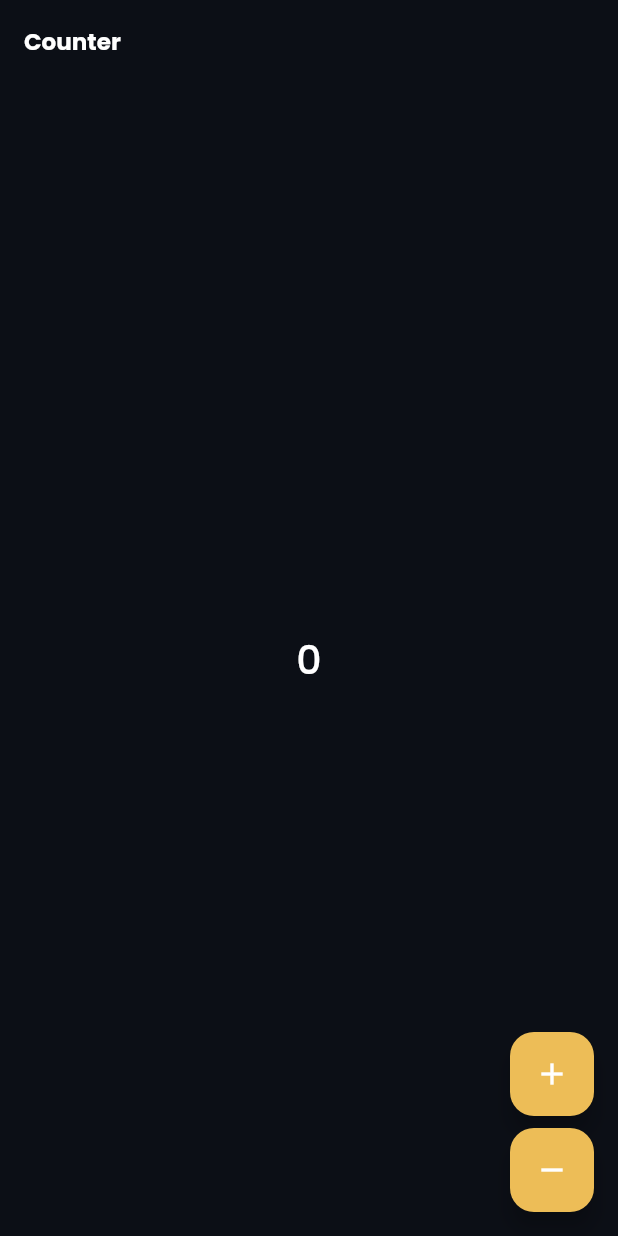
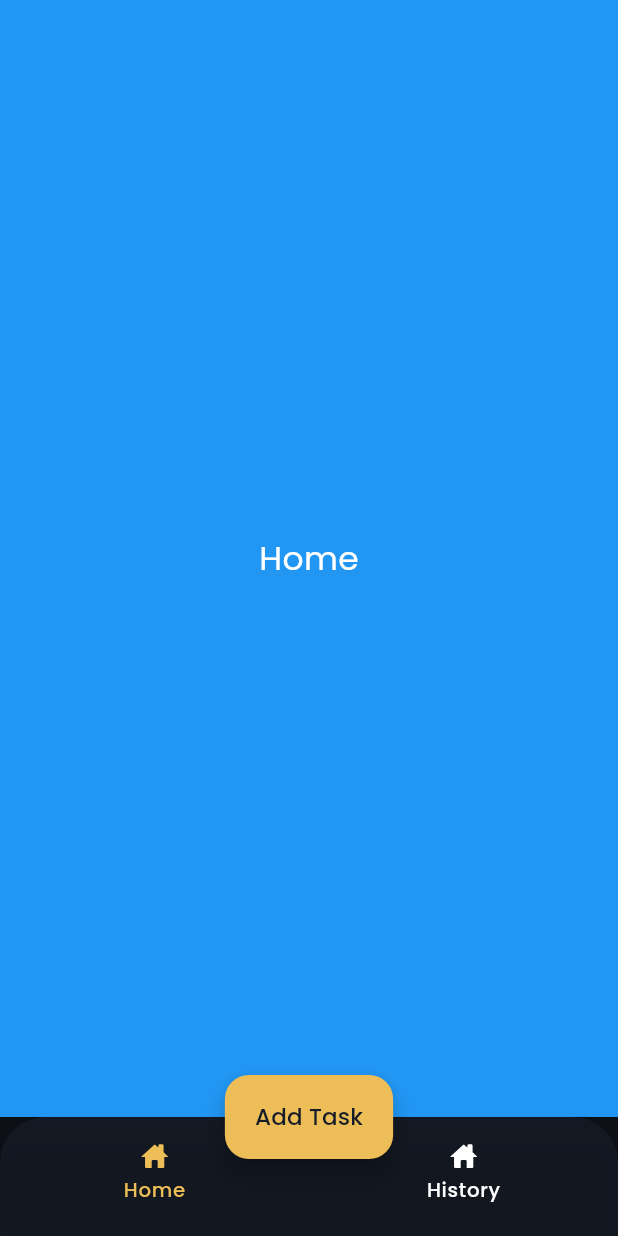
Before and after one commit to ShahSomething/Kanban-App, a Flutter app: the screen it shows after launch, on a phone screen of 412 x 824 dp. Run offline on Flutter 3.47's test engine with Material 3 defaults, Android fonts, the phone set to English and light mode, and no system bars; our stand-ins replace bloc, flutter_bloc, flutter_screenutil, flutter_svg, get_it, go_router and 1 more.

Commit message:
Navigation screen added

````diff
--- a/lib/app/view/app.dart
+++ b/lib/app/view/app.dart
@@ -3,7 +3,7 @@ import 'package:flutter_screenutil/flutter_screenutil.dart';
 import 'package:kanban/core/app_config.dart';
 import 'package:kanban/core/router/app_router.dart';
 import 'package:kanban/core/theme/app_theme.dart';
-import 'package:kanban/l10n/l10n.dart';
+import 'package:kanban/l10n/arb/app_localizations.dart';
 
 class App extends StatelessWidget {
   const App({super.key});
--- /dev/null
+++ b/lib/core/constants/app_assets.dart
@@ -0,0 +1,10 @@
+class SvgAssets {
+  static const String iconsPath = 'assets/icons';
+  static const String imagesPath = 'assets/images';
+
+  static const String home = '$iconsPath/home.svg';
+}
+
+class PngAssets {
+  static const String imagesPath = 'assets/images';
+}
--- a/lib/core/router/app_router.dart
+++ b/lib/core/router/app_router.dart
@@ -2,6 +2,7 @@ import 'package:flutter/material.dart';
 import 'package:go_router/go_router.dart';
 import 'package:kanban/core/router/app_routes.dart';
 import 'package:kanban/features/counter/counter.dart';
+import 'package:kanban/features/navigation/view/navigation_page.dart';
 
 class AppRouter {
   static final GlobalKey<NavigatorState> _navigatorKey =
@@ -18,7 +19,7 @@ class AppRouter {
     routes: [
       GoRoute(
         path: '/',
-        builder: (context, state) => const CounterPage(),
+        builder: (context, state) => const NavigationPage(),
       ),
       GoRoute(
         name: AppRoutes.counter,
--- a/lib/core/router/app_routes.dart
+++ b/lib/core/router/app_routes.dart
@@ -1,3 +1,4 @@
 abstract class AppRoutes {
   static const String counter = '/counter';
+  static const String navigation = '/navigation';
 }
--- /dev/null
+++ b/lib/features/navigation/bloc/navigation_bloc.dart
@@ -0,0 +1,12 @@
+import 'package:bloc/bloc.dart';
+
+import 'package:kanban/features/navigation/bloc/navigation_event.dart';
+import 'package:kanban/features/navigation/bloc/navigation_state.dart';
+
+class NavigationBloc extends Bloc<NavigationEvent, NavigationState> {
+  NavigationBloc() : super(const NavigationInitial()) {
+    on<NavigationIndexUpdated>((event, emit) {
+      emit(NavigationUpdateIndex(event.index));
+    });
+  }
+}
--- /dev/null
+++ b/lib/features/navigation/bloc/navigation_event.dart
@@ -0,0 +1,8 @@
+sealed class NavigationEvent {
+  const NavigationEvent();
+}
+
+class NavigationIndexUpdated extends NavigationEvent {
+  const NavigationIndexUpdated(this.index);
+  final int index;
+}
--- /dev/null
+++ b/lib/features/navigation/bloc/navigation_state.dart
@@ -0,0 +1,17 @@
+sealed class NavigationState {
+  const NavigationState(this.currentIndex);
+  final int currentIndex;
+}
+
+class NavigationInitial extends NavigationState {
+  const NavigationInitial() : super(0);
+}
+
+class NavigationUpdateIndex extends NavigationState {
+  const NavigationUpdateIndex(super.currentIndex);
+
+  @override
+  String toString() {
+    return 'NavigationUpdateIndex { currentIndex: $currentIndex }';
+  }
+}
--- /dev/null
+++ b/lib/features/navigation/view/navigation_page.dart
@@ -0,0 +1,146 @@
+import 'package:animations/animations.dart';
+
+import 'package:flutter/material.dart';
+
+import 'package:flutter_bloc/flutter_bloc.dart';
+import 'package:flutter_screenutil/flutter_screenutil.dart';
+import 'package:flutter_svg/svg.dart';
+import 'package:kanban/core/constants/app_assets.dart';
+import 'package:kanban/core/extensions/context.dart';
+import 'package:kanban/features/navigation/bloc/navigation_bloc.dart';
+import 'package:kanban/features/navigation/bloc/navigation_event.dart';
+import 'package:kanban/features/navigation/bloc/navigation_state.dart';
+import 'package:kanban/l10n/l10n.dart';
+
+class NavigationPage extends StatelessWidget {
+  const NavigationPage({super.key});
+
+  @override
+  Widget build(BuildContext context) {
+    return BlocProvider(
+      create: (_) => NavigationBloc(),
+      child: const NavigationView(),
+    );
+  }
+}
+
+class NavigationView extends StatelessWidget {
+  const NavigationView({super.key});
+
+  @override
+  Widget build(BuildContext context) {
+    final l10n = context.l10n;
+    return BlocBuilder<NavigationBloc, NavigationState>(
+      builder: (context, state) {
+        return Scaffold(
+          floatingActionButton: FloatingActionButton.extended(
+            foregroundColor: context.secondaryColor,
+            onPressed: () {
+              //context.read<NavigationBloc>().add(NavigationIndexUpdated(1));
+            },
+            label: const Text('Add Task'),
+          ),
+          floatingActionButtonLocation:
+              FloatingActionButtonLocation.centerDocked,
+          body: PageTransitionSwitcher(
+            transitionBuilder: (child, primaryAnimation, secondaryAnimation) {
+              return FadeThroughTransition(
+                animation: primaryAnimation,
+                secondaryAnimation: secondaryAnimation,
+                child: child,
+              );
+            },
+            child: getViewForIndex(state.currentIndex),
+          ),
+          bottomNavigationBar: ClipRRect(
+            borderRadius: BorderRadius.only(
+              topLeft: Radius.circular(30.r),
+              topRight: Radius.circular(30.r),
+            ),
+            child: BottomNavigationBar(
+              currentIndex: state.currentIndex,
+              showSelectedLabels: false,
+              showUnselectedLabels: false,
+              onTap: (index) {
+                context
+                    .read<NavigationBloc>()
+                    .add(NavigationIndexUpdated(index));
+              },
+              items: [
+                _bottomNavItem(
+                  iconPath: SvgAssets.home,
+                  label: l10n.home,
+                  context: context,
+                ),
+                _bottomNavItem(
+                  iconPath: SvgAssets.home,
+                  label: 'History',
+                  context: context,
+                ),
+              ],
+            ),
+          ),
+        );
+      },
+    );
+  }
+
+  BottomNavigationBarItem _bottomNavItem({
+    required String iconPath,
+    required String label,
+    required BuildContext context,
+  }) {
+    Widget getIcon({bool isActive = false}) {
+      return Column(
+        mainAxisAlignment: MainAxisAlignment.center,
+        mainAxisSize: MainAxisSize.min,
+        children: [
+          SvgPicture.asset(
+            iconPath,
+            height: 24.r,
+            width: 24.r,
+            colorFilter: ColorFilter.mode(
+              isActive ? context.primaryColor : context.onPrimary,
+              BlendMode.srcIn,
+            ),
+          ),
+          // 10.verticalSpace,
+          Text(
+            label,
+            style: context.label12500.copyWith(
+              color: isActive ? context.primaryColor : context.onPrimary,
+            ),
+          ),
+        ],
+      );
+    }
+
+    return BottomNavigationBarItem(
+      icon: getIcon(),
+      activeIcon: getIcon(isActive: true),
+      label: label,
+    );
+  }
+
+  Widget getViewForIndex(int index) {
+    switch (index) {
+      case 0:
+        return const ColoredBox(
+          color: Colors.blue,
+          child: Center(
+            child: Text('Home'),
+          ),
+        );
+      case 1:
+        return const ColoredBox(
+          color: Colors.red,
+          child: Center(
+            child: Text('History'),
+          ),
+        );
+
+      default:
+        return const SizedBox();
+    }
+  }
+}
--- a/lib/l10n/arb/app_en.arb
+++ b/lib/l10n/arb/app_en.arb
@@ -3,5 +3,6 @@
     "counterAppBarTitle": "Counter",
     "@counterAppBarTitle": {
         "description": "Text shown in the AppBar of the Counter Page"
-    }
+    },
+    "home": "Home"
 }
--- /dev/null
+++ b/lib/l10n/arb/app_localizations.dart
@@ -0,0 +1,146 @@
+// ignore_for_file: lines_longer_than_80_chars
+
+import 'dart:async';
+
+import 'package:flutter/foundation.dart';
+import 'package:flutter/widgets.dart';
+import 'package:flutter_localizations/flutter_localizations.dart';
+import 'package:intl/intl.dart' as intl;
+
+import 'package:kanban/l10n/arb/app_localizations_en.dart';
+import 'package:kanban/l10n/arb/app_localizations_es.dart';
+
+/// Callers can lookup localized strings with an instance of AppLocalizations
+/// returned by `AppLocalizations.of(context)`.
+///
+/// Applications need to include `AppLocalizations.delegate()` in their app's
+/// `localizationDelegates` list, and the locales they support in the app's
+/// `supportedLocales` list. For example:
+///
+/// ```dart
+/// import 'arb/app_localizations.dart';
+///
+/// return MaterialApp(
+///   localizationsDelegates: AppLocalizations.localizationsDelegates,
+///   supportedLocales: AppLocalizations.supportedLocales,
+///   home: MyApplicationHome(),
+/// );
+/// ```
+///
+/// ## Update pubspec.yaml
+///
+/// Please make sure to update your pubspec.yaml to include the following
+/// packages:
+///
+/// ```yaml
+/// dependencies:
+///   # Internationalization support.
+///   flutter_localizations:
+///     sdk: flutter
+///   intl: any # Use the pinned version from flutter_localizations
+///
+///   # Rest of dependencies
+/// ```
+///
+/// ## iOS Applications
+///
+/// iOS applications define key application metadata, including supported
+/// locales, in an Info.plist file that is built into the application bundle.
+/// To configure the locales supported by your app, you’ll need to edit this
+/// file.
+///
+/// First, open your project’s ios/Runner.xcworkspace Xcode workspace file.
+/// Then, in the Project Navigator, open the Info.plist file under the Runner
+/// project’s Runner folder.
+///
+/// Next, select the Information Property List item, select Add Item from the
+/// Editor menu, then select Localizations from the pop-up menu.
+///
+/// Select and expand the newly-created Localizations item then, for each
+/// locale your application supports, add a new item and select the locale
+/// you wish to add from the pop-up menu in the Value field. This list should
+/// be consistent with the languages listed in the
+/// AppLocalizations.supportedLocales
+/// property.
+abstract class AppLocalizations {
+  AppLocalizations(String locale)
+      : localeName = intl.Intl.canonicalizedLocale(locale);
+
+  final String localeName;
+
+  static AppLocalizations of(BuildContext context) {
+    return Localizations.of<AppLocalizations>(context, AppLocalizations)!;
+  }
+
+  static const LocalizationsDelegate<AppLocalizations> delegate =
+      _AppLocalizationsDelegate();
+
+  /// A list of this localizations delegate along with the default localizations
+  /// delegates.
+  ///
+  /// Returns a list of localizations delegates containing this delegate along with
+  /// GlobalMaterialLocalizations.delegate, GlobalCupertinoLocalizations.delegate,
+  /// and GlobalWidgetsLocalizations.delegate.
+  ///
+  /// Additional delegates can be added by appending to this list in
+  /// MaterialApp. This list does not have to be used at all if a custom list
+  /// of delegates is preferred or required.
+  static const List<LocalizationsDelegate<dynamic>> localizationsDelegates =
+      <LocalizationsDelegate<dynamic>>[
+    delegate,
+    GlobalMaterialLocalizations.delegate,
+    GlobalCupertinoLocalizations.delegate,
+    GlobalWidgetsLocalizations.delegate,
+  ];
+
+  /// A list of this localizations delegate's supported locales.
+  static const List<Locale> supportedLocales = <Locale>[
+    Locale('en'),
+    Locale('es'),
+  ];
+
+  /// Text shown in the AppBar of the Counter Page
+  ///
+  /// In en, this message translates to:
+  /// **'Counter'**
+  String get counterAppBarTitle;
+
+  /// No description provided for @home.
+  ///
+  /// In en, this message translates to:
+  /// **'Home'**
+  String get home;
+}
+
+class _AppLocalizationsDelegate
+    extends LocalizationsDelegate<AppLocalizations> {
+  const _AppLocalizationsDelegate();
+
+  @override
+  Future<AppLocalizations> load(Locale locale) {
+    return SynchronousFuture<AppLocalizations>(lookupAppLocalizations(locale));
+  }
+
+  @override
+  bool isSupported(Locale locale) =>
+      <String>['en', 'es'].contains(locale.languageCode);
+
+  @override
+  bool shouldReload(_AppLocalizationsDelegate old) => false;
+}
+
+AppLocalizations lookupAppLocalizations(Locale locale) {
+  // Lookup logic when only language code is specified.
+  switch (locale.languageCode) {
+    case 'en':
+      return AppLocalizationsEn();
+    case 'es':
+      return AppLocalizationsEs();
+  }
+
+  throw FlutterError(
+      'AppLocalizations.delegate failed to load unsupported locale "$locale". This is likely '
+      'an issue with the localizations generation tool. Please file an issue '
+      'on GitHub with a reproducible sample app and the gen-l10n configuration '
+      'that was used.');
+}
--- /dev/null
+++ b/lib/l10n/arb/app_localizations_en.dart
@@ -0,0 +1,12 @@
+import 'package:kanban/l10n/arb/app_localizations.dart';
+
+/// The translations for English (`en`).
+class AppLocalizationsEn extends AppLocalizations {
+  AppLocalizationsEn([super.locale = 'en']);
+
+  @override
+  String get counterAppBarTitle => 'Counter';
+
+  @override
+  String get home => 'Home';
+}
--- /dev/null
+++ b/lib/l10n/arb/app_localizations_es.dart
@@ -0,0 +1,12 @@
+import 'package:kanban/l10n/arb/app_localizations.dart';
+
+/// The translations for Spanish Castilian (`es`).
+class AppLocalizationsEs extends AppLocalizations {
+  AppLocalizationsEs([super.locale = 'es']);
+
+  @override
+  String get counterAppBarTitle => 'Contador';
+
+  @override
+  String get home => 'Home';
+}
--- a/lib/l10n/l10n.dart
+++ b/lib/l10n/l10n.dart
@@ -1,7 +1,6 @@
 import 'package:flutter/widgets.dart';
-import 'package:flutter_gen/gen_l10n/app_localizations.dart';
 
-export 'package:flutter_gen/gen_l10n/app_localizations.dart';
+import 'package:kanban/l10n/arb/app_localizations.dart';
 
 extension AppLocalizationsX on BuildContext {
   AppLocalizations get l10n => AppLocalizations.of(this);
--- a/pubspec.yaml
+++ b/pubspec.yaml
@@ -40,3 +40,8 @@ dev_dependencies:
 flutter:
   uses-material-design: true
   generate: true
+
+  assets:
+    - assets/
+    - assets/images/
+    - assets/icons/
````
Also changed, not shown: assets/icons/home.svg (added), lib/features/navigation/navigation.dart (added), pubspec.lock, 1 other file.
